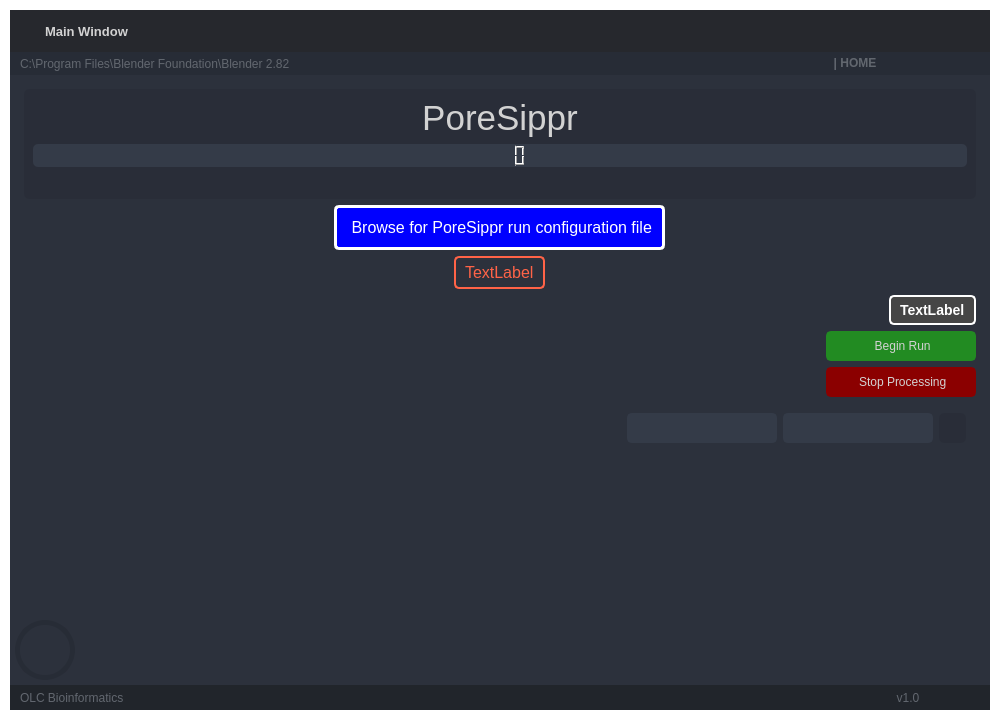
Qt form GUI_BASE.ui (OLC-Bioinformatics/PoreSippR-GUI) before a commit.
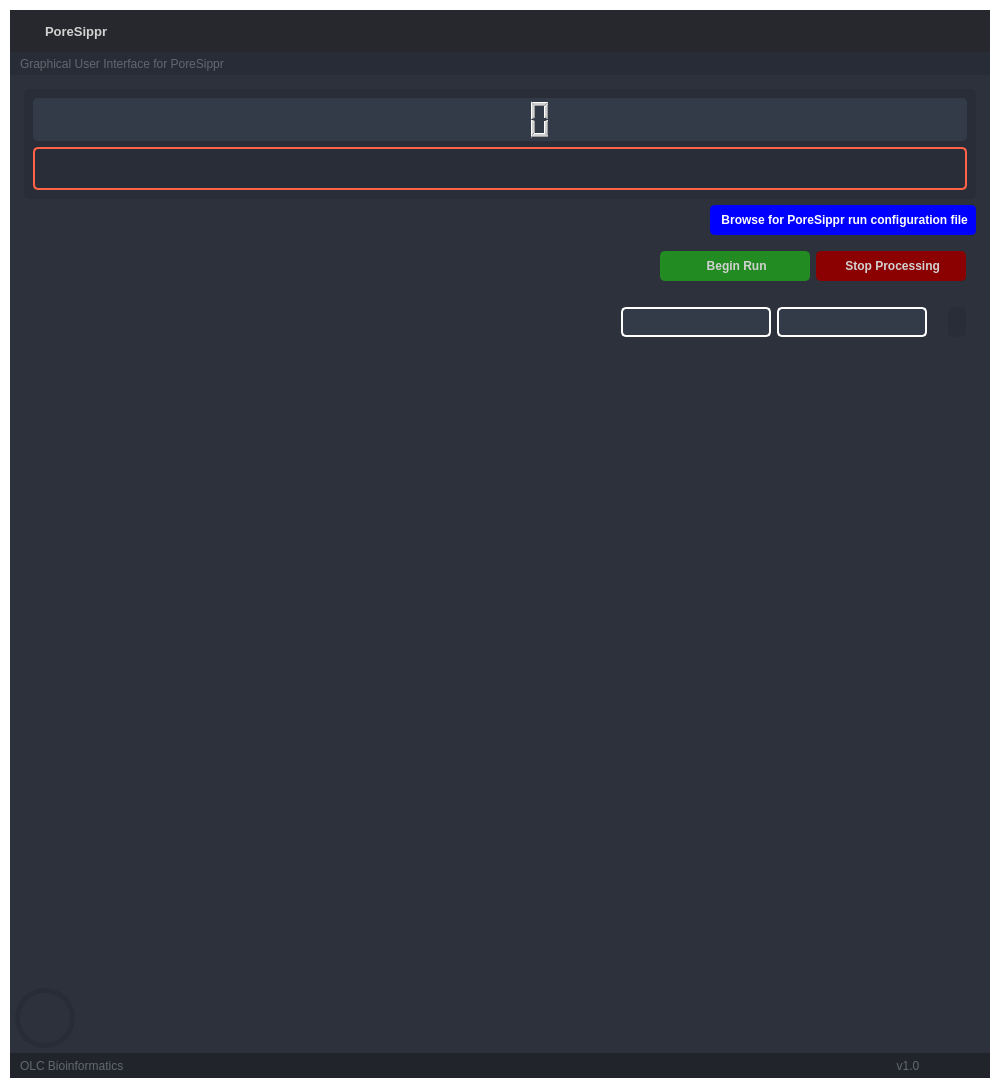
The same form after that commit. Icons and pictures are not drawn.

The edit to the form file:
```diff
--- a/GUI_BASE.ui
+++ b/GUI_BASE.ui
@@ -8,7 +8,7 @@
     <x>0</x>
     <y>0</y>
     <width>1000</width>
-    <height>720</height>
+    <height>1088</height>
    </rect>
   </property>
   <property name="minimumSize">
@@ -1012,7 +1012,7 @@
 </string>
                      </property>
                      <property name="text">
-                      <string>Main Window</string>
+                      <string>PoreSippr</string>
                      </property>
                     </widget>
                    </item>
@@ -1243,38 +1243,7 @@
                    <string notr="true">color: rgb(98, 103, 111); </string>
                   </property>
                   <property name="text">
-                   <string>C:\Program Files\Blender Foundation\Blender 2.82</string>
-                  </property>
-                 </widget>
-                </item>
-                <item>
-                 <widget class="QLabel" name="label_top_info_2">
-                  <property name="minimumSize">
-                   <size>
-                    <width>0</width>
-                    <height>0</height>
-                   </size>
-                  </property>
-                  <property name="maximumSize">
-                   <size>
-                    <width>250</width>
-                    <height>20</height>
-                   </size>
-                  </property>
-                  <property name="font">
-                   <font>
-                    <family>Segoe UI</family>
-                    <bold>true</bold>
-                   </font>
-                  </property>
-                  <property name="styleSheet">
-                   <string notr="true">color: rgb(98, 103, 111);</string>
-                  </property>
-                  <property name="text">
-                   <string>| HOME</string>
-                  </property>
-                  <property name="alignment">
-                   <set>Qt::AlignmentFlag::AlignCenter</set>
+                   <string>Graphical User Interface for PoreSippr</string>
                   </property>
                  </widget>
                 </item>
@@ -1412,22 +1381,6 @@
                        <enum>QFrame::Shadow::Raised</enum>
                       </property>
                       <layout class="QVBoxLayout" name="verticalLayout_6">
-                       <item>
-                        <widget class="QLabel" name="label_8">
-                         <property name="font">
-                          <font>
-                           <family>Segoe UI</family>
-                           <pointsize>26</pointsize>
-                          </font>
-                         </property>
-                         <property name="text">
-                          <string>PoreSippr</string>
-                         </property>
-                         <property name="alignment">
-                          <set>Qt::AlignmentFlag::AlignCenter</set>
-                         </property>
-                        </widget>
-                       </item>
                        <item>
                         <widget class="QLCDNumber" name="lcd_display">
                          <property name="styleSheet">
@@ -1453,10 +1406,10 @@
                             </colorrole>
                             <colorrole role="Button">
                              <brush brushstyle="SolidPattern">
-                              <color alpha="255">
-                               <red>41</red>
-                               <green>45</green>
-                               <blue>56</blue>
+                              <color alpha="0">
+                               <red>0</red>
+                               <green>0</green>
+                               <blue>0</blue>
                               </color>
                              </brush>
                             </colorrole>
@@ -1480,19 +1433,19 @@
                             </colorrole>
                             <colorrole role="Base">
                              <brush brushstyle="SolidPattern">
-                              <color alpha="255">
-                               <red>41</red>
-                               <green>45</green>
-                               <blue>56</blue>
+                              <color alpha="0">
+                               <red>0</red>
+                               <green>0</green>
+                               <blue>0</blue>
                               </color>
                              </brush>
                             </colorrole>
                             <colorrole role="Window">
                              <brush brushstyle="SolidPattern">
-                              <color alpha="255">
-                               <red>41</red>
-                               <green>45</green>
-                               <blue>56</blue>
+                              <color alpha="0">
+                               <red>0</red>
+                               <green>0</green>
+                               <blue>0</blue>
                               </color>
                              </brush>
                             </colorrole>
@@ -1518,10 +1471,10 @@
                             </colorrole>
                             <colorrole role="Button">
                              <brush brushstyle="SolidPattern">
-                              <color alpha="255">
-                               <red>41</red>
-                               <green>45</green>
-                               <blue>56</blue>
+                              <color alpha="0">
+                               <red>0</red>
+                               <green>0</green>
+                               <blue>0</blue>
                               </color>
                              </brush>
                             </colorrole>
@@ -1545,19 +1498,19 @@
                             </colorrole>
                             <colorrole role="Base">
                              <brush brushstyle="SolidPattern">
-                              <color alpha="255">
-                               <red>41</red>
-                               <green>45</green>
-                               <blue>56</blue>
+                              <color alpha="0">
+                               <red>0</red>
+                               <green>0</green>
+                               <blue>0</blue>
                               </color>
                              </brush>
                             </colorrole>
                             <colorrole role="Window">
                              <brush brushstyle="SolidPattern">
-                              <color alpha="255">
-                               <red>41</red>
-                               <green>45</green>
-                               <blue>56</blue>
+                              <color alpha="0">
+                               <red>0</red>
+                               <green>0</green>
+                               <blue>0</blue>
                               </color>
                              </brush>
                             </colorrole>
@@ -1583,10 +1536,10 @@
                             </colorrole>
                             <colorrole role="Button">
                              <brush brushstyle="SolidPattern">
-                              <color alpha="255">
-                               <red>41</red>
-                               <green>45</green>
-                               <blue>56</blue>
+                              <color alpha="0">
+                               <red>0</red>
+                               <green>0</green>
+                               <blue>0</blue>
                               </color>
                              </brush>
                             </colorrole>
@@ -1610,19 +1563,19 @@
                             </colorrole>
                             <colorrole role="Base">
                              <brush brushstyle="SolidPattern">
-                              <color alpha="255">
-                               <red>41</red>
-                               <green>45</green>
-                               <blue>56</blue>
+                              <color alpha="0">
+                               <red>0</red>
+                               <green>0</green>
+                               <blue>0</blue>
                               </color>
                              </brush>
                             </colorrole>
                             <colorrole role="Window">
                              <brush brushstyle="SolidPattern">
-                              <color alpha="255">
-                               <red>41</red>
-                               <green>45</green>
-                               <blue>56</blue>
+                              <color alpha="0">
+                               <red>0</red>
+                               <green>0</green>
+                               <blue>0</blue>
                               </color>
                              </brush>
                             </colorrole>
@@ -1641,11 +1594,18 @@
                          <property name="font">
                           <font>
                            <family>Segoe UI</family>
-                           <pointsize>9</pointsize>
+                           <pointsize>-1</pointsize>
                           </font>
                          </property>
                          <property name="styleSheet">
-                          <string notr="true">color:rgb(190, 9, 9);</string>
+                          <string notr="true">QLabel {
+    color: #FF6347; /* Tomato color for the text */
+    background-color: transparent; /* Transparent background */
+    border: 2px solid #FF6347; /* Tomato border */
+    border-radius: 5px; /* Rounded corners */
+    padding: 5px; /* Some padding */
+    font-size: 16px; /* Increase font size */
+}</string>
                          </property>
                          <property name="text">
                           <string/>
@@ -1658,28 +1618,30 @@
                       </layout>
                      </widget>
                     </item>
-                    <item alignment="Qt::AlignmentFlag::AlignHCenter">
+                    <item alignment="Qt::AlignmentFlag::AlignRight">
                      <widget class="QPushButton" name="file_selection_button">
                       <property name="styleSheet">
                        <string notr="true">QPushButton {
-    border: 3px solid rgb(255, 255, 255); /* White border */
+    border: 3px solid rgb(0, 0, 255); /* Blue border */
     border-radius: 5px;
     background-color: rgb(0, 0, 255); /* Blue background */
     color: rgb(255, 255, 255); /* White text */
-    font-size: 16px; /* Larger font size */
-    padding: 10px; /* Padding around the text */
+    padding: 5px; /* Padding around the text */
+    font-weight: bold; /* Bold font */
 }
 QPushButton:hover {
     background-color: rgb(0, 0, 200); /* Darker blue when hovered */
-    border: 3px solid rgb(255, 255, 255); /* White border when hovered */
+    border: 3px solid rgb(0, 0, 200); /* Darker blue border when hovered */
+    font-weight: bold; /* Bold font */
 }
 QPushButton:pressed {
     background-color: rgb(0, 0, 150); /* Even darker blue when pressed */
-    border: 3px solid rgb(255, 255, 255); /* White border when pressed */
+    border: 3px solid rgb(0, 0, 150); /* Even darker blue border when pressed */
+    font-weight: bold; /* Bold font */
 }
 QPushButton:disabled {
     background-color: rgb(128, 128, 128); /* Grey background when disabled */
-    border: 3px solid rgb(255, 255, 255); /* White border when disabled */
+    border: 3px solid rgb(128, 128, 128); /* Grey border when disabled */
     color: rgb(255, 255, 255); /* White text when disabled */
 }</string>
                       </property>
@@ -1691,42 +1653,22 @@
                       </property>
                      </widget>
                     </item>
-                    <item alignment="Qt::AlignmentFlag::AlignHCenter">
-                     <widget class="QLabel" name="file_label_error">
-                      <property name="styleSheet">
-                       <string notr="true">QLabel {
-    color: #FF6347; /* Tomato color for the text */
-    background-color: transparent; /* Transparent background */
-    border: 2px solid #FF6347; /* Tomato border */
-    border-radius: 5px; /* Rounded corners */
-    padding: 5px; /* Some padding */
-    font-size: 16px; /* Increase font size */
-}</string>
-                      </property>
-                      <property name="text">
-                       <string>TextLabel</string>
-                      </property>
-                     </widget>
-                    </item>
                     <item alignment="Qt::AlignmentFlag::AlignRight">
-                     <widget class="QLabel" name="file_selection_label">
-                      <property name="styleSheet">
-                       <string notr="true">QLabel {
-    color: rgb(255, 255, 255); /* White text color */
-    background-color: rgb(70, 70, 70); /* Dark grey background */
-    border: 2px solid rgb(255, 255, 255); /* White border */
-    border-radius: 5px; /* Rounded corners */
-    padding: 5px; /* Padding around the text */
-    font-size: 14px; /* Font size */
-    font-weight: bold; /* Bold font */
-}</string>
+                     <widget class="QFrame" name="frame_2">
+                      <property name="minimumSize">
+                       <size>
+                        <width>0</width>
+                        <height>50</height>
+                       </size>
                       </property>
-                      <property name="text">
-                       <string>TextLabel</string>
+                      <property name="frameShape">
+                       <enum>QFrame::Shape::StyledPanel</enum>
                       </property>
-                     </widget>
-                    </item>
-                    <item alignment="Qt::AlignmentFlag::AlignRight">
+                      <property name="frameShadow">
+                       <enum>QFrame::Shadow::Raised</enum>
+                      </property>
+                      <layout class="QHBoxLayout" name="horizontalLayout_12">
+                       <item>
                      <widget class="QPushButton" name="run_button">
                       <property name="sizePolicy">
                        <sizepolicy hsizetype="Fixed" vsizetype="Fixed">
@@ -1744,25 +1686,31 @@
                        <font>
                         <family>Segoe UI</family>
                         <pointsize>9</pointsize>
+                           <bold>true</bold>
                        </font>
                       </property>
                       <property name="styleSheet">
                        <string notr="true">QPushButton {
-	border: 2px solid rgb(34, 139, 34); /* Green border */
-	border-radius: 5px;	
-	background-color: rgb(34, 139, 34); /* Green background */
+    border: 2px solid rgb(34, 139, 34); /* Green border */
+    border-radius: 5px;
+    background-color: rgb(34, 139, 34); /* Green background */
+    font-weight: bold; /* Bold font */
+    text-align: center; /* Centered text */
 }
 QPushButton:hover {
-	background-color: rgb(50, 205, 50); /* Lighter green when hovered */
-	border: 2px solid rgb(34, 139, 34); /* Green border when hovered */
+    background-color: rgb(50, 205, 50); /* Lighter green when hovered */
+    border: 2px solid rgb(34, 139, 34); /* Green border when hovered */
+    font-weight: bold; /* Bold font */
 }
-QPushButton:pressed {	
-	background-color: rgb(0, 100, 0); /* Darker green when pressed */
-	border: 2px solid rgb(34, 139, 34); /* Green border when pressed */
+QPushButton:pressed {
+    background-color: rgb(0, 100, 0); /* Darker green when pressed */
+    border: 2px solid rgb(34, 139, 34); /* Green border when pressed */
+    font-weight: bold; /* Bold font */
 }
 QPushButton:disabled {
     background-color: rgb(128, 128, 128); /* Grey background when disabled */
     border: 2px solid rgb(128, 128, 128); /* Grey border when disabled */
+    font-weight: bold; /* Bold font */
 }</string>
                       </property>
                       <property name="text">
@@ -1777,7 +1725,7 @@
                       </property>
                      </widget>
                     </item>
-                    <item alignment="Qt::AlignmentFlag::AlignRight">
+                       <item>
                      <widget class="QPushButton" name="cancel_button">
                       <property name="sizePolicy">
                        <sizepolicy hsizetype="Fixed" vsizetype="Fixed">
@@ -1795,6 +1743,7 @@
                        <font>
                         <family>Segoe UI</family>
                         <pointsize>9</pointsize>
+                           <bold>true</bold>
                        </font>
                       </property>
                       <property name="layoutDirection">
@@ -1805,18 +1754,23 @@
  border: 2px solid rgb(139, 0, 0); /* Red border */
  border-radius: 5px;
  background-color: rgb(139, 0, 0); /* Red background */
+ font-weight: bold; /* Bold font */
+ text-align: center; /* Centered text */
 }
 QPushButton:hover {
  background-color: rgb(205, 92, 92); /* Lighter red when hovered */
  border: 2px solid rgb(139, 0, 0); /* Red border when hovered */
+ font-weight: bold; /* Bold font */
 }
 QPushButton:pressed {
  background-color: rgb(165, 42, 42); /* Darker red when pressed */
  border: 2px solid rgb(139, 0, 0); /* Red border when pressed */
+ font-weight: bold; /* Bold font */
 }
 QPushButton:disabled {
     background-color: rgb(128, 128, 128); /* Grey background when disabled */
     border: 2px solid rgb(128, 128, 128); /* Grey border when disabled */
+    font-weight: bold; /* Bold font */
 }</string>
                       </property>
                       <property name="text">
@@ -1831,6 +1785,9 @@
                       </property>
                      </widget>
                     </item>
+                      </layout>
+                     </widget>
+                    </item>
                     <item alignment="Qt::AlignmentFlag::AlignLeft">
                      <widget class="QFrame" name="frame">
                       <property name="maximumSize">
@@ -1874,7 +1831,9 @@
                          <property name="frameShadow">
                           <enum>QFrame::Shadow::Raised</enum>
                          </property>
-                         <layout class="QVBoxLayout" name="verticalLayout_7">
+                         <layout class="QVBoxLayout" name="verticalLayout_7"/>
+                        </widget>
+                       </item>
                           <item>
                            <widget class="QLabel" name="pageLabel">
                             <property name="font">
@@ -1887,10 +1846,7 @@
                             </property>
                            </widget>
                           </item>
-                         </layout>
-                        </widget>
-                       </item>
-                       <item>
+                       <item alignment="Qt::AlignmentFlag::AlignLeft">
                         <widget class="QPushButton" name="right_button">
                          <property name="minimumSize">
                           <size>
@@ -1906,21 +1862,23 @@
                          </property>
                          <property name="styleSheet">
                           <string notr="true">QPushButton {
-	border: 2px solid rgb(52, 59, 72);
+	border: 2px solid rgb(255, 255, 255);
 	border-radius: 5px;	
 	background-color: rgb(52, 59, 72);
+	color: rgb(255, 255, 255);  /* Add this line to change the text color */
 }
 QPushButton:hover {
 	background-color: rgb(57, 65, 80);
-	border: 2px solid rgb(61, 70, 86);
+	border: 2px solid rgb(255, 255, 255);
 }
 QPushButton:pressed {	
 	background-color: rgb(35, 40, 49);
-	border: 2px solid rgb(43, 50, 61);
+	border: 2px solid rgb(255, 255, 255);
 }
 QPushButton:disabled {
 	background-color: rgb(84, 84, 84);
 	border: 2px solid rgb(84, 84, 84);
+	color: rgb(128, 128, 128);  /* Add this line to change the text color */
 }</string>
                          </property>
                          <property name="text">
@@ -1951,21 +1909,23 @@
                          </property>
                          <property name="styleSheet">
                           <string notr="true">QPushButton {
-	border: 2px solid rgb(52, 59, 72);
+	border: 2px solid rgb(255, 255, 255);
 	border-radius: 5px;	
 	background-color: rgb(52, 59, 72);
+	color: rgb(255, 255, 255);  /* Add this line to change the text color */
 }
 QPushButton:hover {
 	background-color: rgb(57, 65, 80);
-	border: 2px solid rgb(61, 70, 86);
+	border: 2px solid rgb(255, 255, 255);
 }
 QPushButton:pressed {	
 	background-color: rgb(35, 40, 49);
-	border: 2px solid rgb(43, 50, 61);
+	border: 2px solid rgb(255, 255, 255);
 }
 QPushButton:disabled {
 	background-color: rgb(84, 84, 84);
 	border: 2px solid rgb(84, 84, 84);
+	color: rgb(128, 128, 128);  /* Add this line to change the text color */
 }</string>
                          </property>
                          <property name="text">
@@ -1990,8 +1950,8 @@
                       </property>
                       <property name="minimumSize">
                        <size>
-                        <width>0</width>
-                        <height>40</height>
+                        <width>400</width>
+                        <height>600</height>
                        </size>
                       </property>
                       <property name="frameShape">
```
Lines whose indentation alone changed are shown as unchanged.
